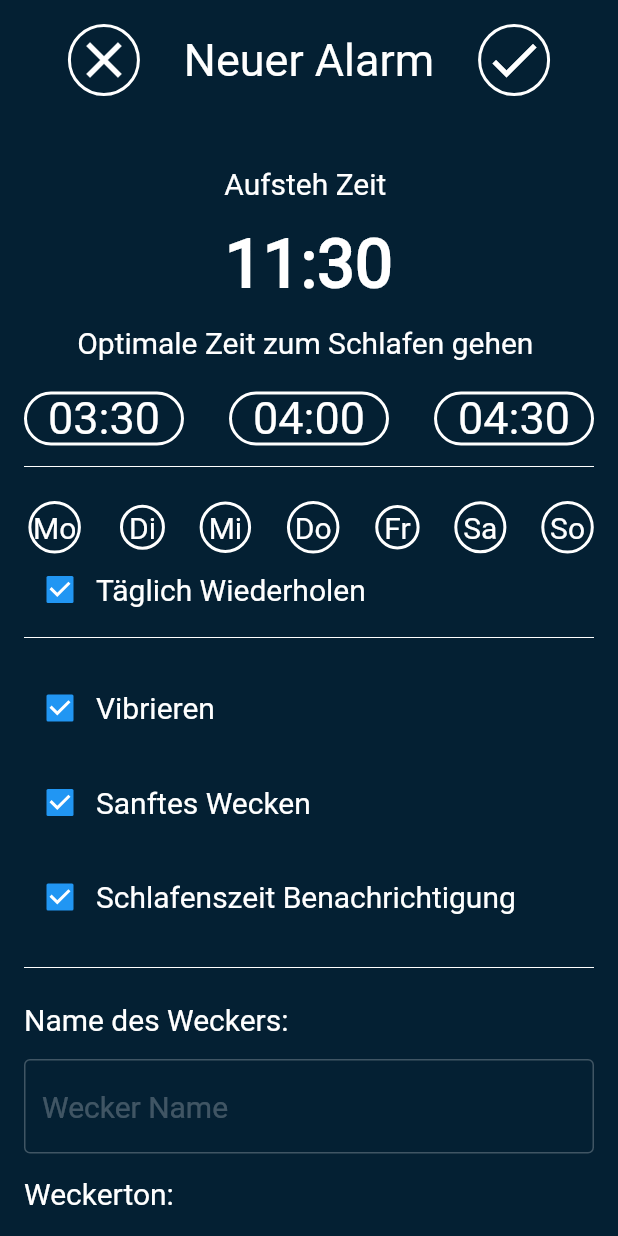
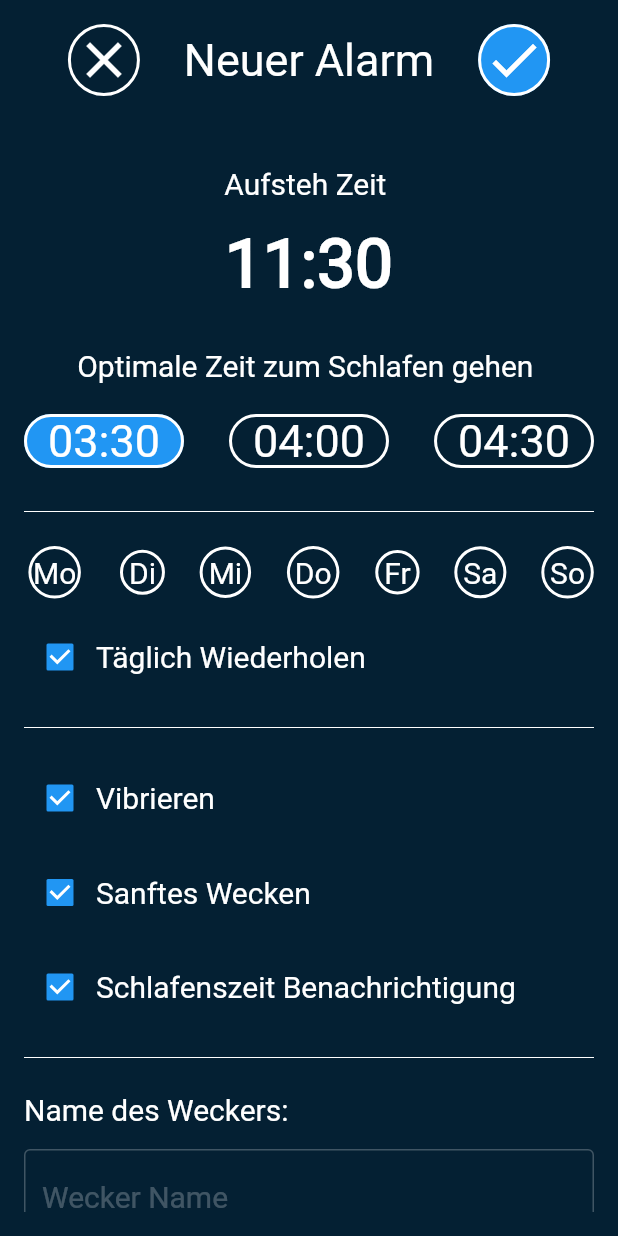
Before and after one commit to Murks1/Weckers, a Flutter app: the screen it shows after launch, item 2 of the bottom bar chosen, on a phone screen of 412 x 824 dp. Run offline on Flutter 3.47's test engine with Material 2 defaults, Android fonts, the phone set to English and light mode, and no system bars; our stand-ins replace shared_preferences.

Commit message:
Design optimierung neuer Wecker

```diff
--- a/lib/neuerWecker_page.dart
+++ b/lib/neuerWecker_page.dart
@@ -147,6 +147,7 @@ class NeuerWeckerState extends State<NeuerWeckerPage> {
                               ),
                             ),
                             FlatButton(
+                                color: Colors.blue,
                                 onPressed: _onCheckButtonPressed,
                                 shape: CircleBorder(
                                     side: BorderSide(
@@ -206,7 +207,7 @@ class NeuerWeckerState extends State<NeuerWeckerPage> {
                                 ],
                               ),
                               Container(
-                                height: 15,
+                                height: 30,
                               ),
                               Row(
                                   mainAxisSize: MainAxisSize.max,
@@ -230,6 +231,7 @@ class NeuerWeckerState extends State<NeuerWeckerPage> {
                                       MainAxisAlignment.spaceBetween,
                                   children: [
                                     FlatButton(
+                                        color: Colors.blue,
                                         onPressed: () {},
                                         shape: RoundedRectangleBorder(
                                             borderRadius:
@@ -275,7 +277,9 @@ class NeuerWeckerState extends State<NeuerWeckerPage> {
                                           ),
                                         ))
                                   ]),
-
+                              Container(
+                                height: 15,
+                              ),
                               Divider(
                                 color: Colors.white,
                               ),
@@ -435,6 +439,9 @@ class NeuerWeckerState extends State<NeuerWeckerPage> {
                                       ),
                                     ),
                                   ]),
+                              Container(
+                                height: 15,
+                              ),
                               Row(
                                   mainAxisSize: MainAxisSize.max,
                                   mainAxisAlignment: MainAxisAlignment.start,
@@ -452,6 +459,9 @@ class NeuerWeckerState extends State<NeuerWeckerPage> {
                                       ),
                                     ),
                                   ]),
+                              Container(
+                                height: 15,
+                              ),
                               Divider(
                                 color: Colors.white,
                               ),
@@ -559,14 +569,27 @@ class NeuerWeckerState extends State<NeuerWeckerPage> {
                                   mainAxisAlignment: MainAxisAlignment.start,
                                   children: [
                                     Text(
-                                      "Weckerton:  ",
+                                      "Weckerton: ",
                                       style: TextStyle(
                                         color: Colors.white,
                                         fontFamily: 'Roboto',
                                         fontSize: 20,
                                       ),
                                     ),
+
                                   ]),
+
+                              Container(
+                                height: 15,
+                              ),
+                              Text(
+                                "New Horizon",
+                                style: TextStyle(
+                                  color: Colors.white,
+                                  fontFamily: 'Roboto',
+                                  fontSize: 15,
+                                ),
+                              ),
                               Container(
                                 height: 15,
                               ),
```
